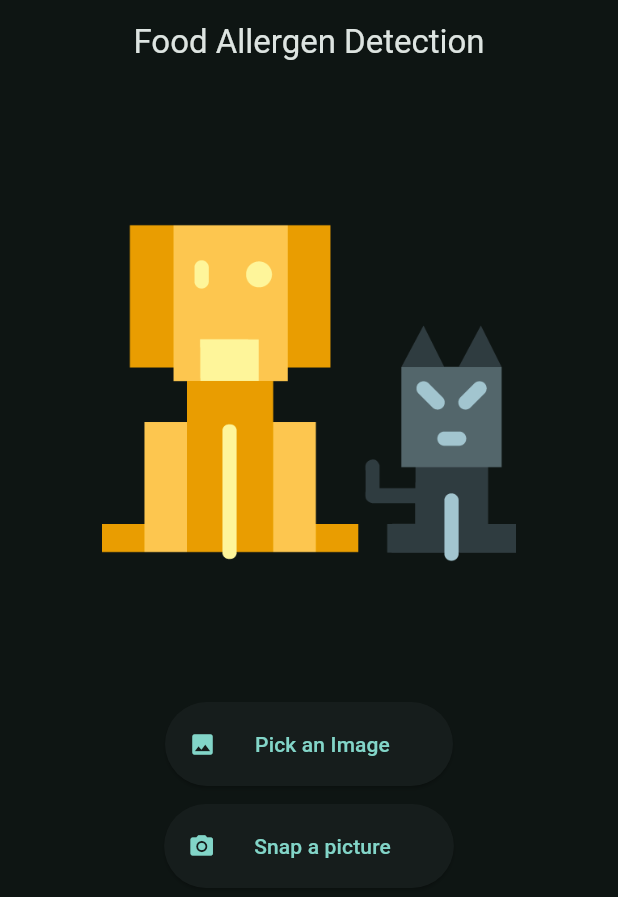
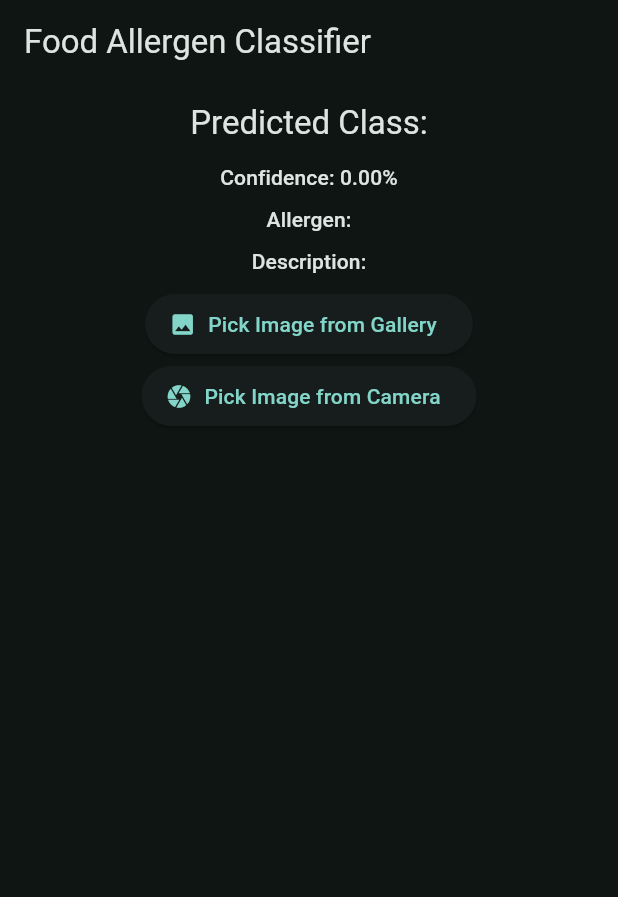
Before and after one commit to ShakyaJU/food-allergen-2, a Flutter app: the screen it shows after launch, on a phone screen of 412 x 824 dp. Shown: the top 897 px of the screen. Run offline on Flutter 3.47's test engine with Material 3 defaults, Android fonts, the phone set to English and light mode, and no system bars; our stand-ins replace image_picker, share_plus; missing offline and left inert: tflite_flutter.

Commit message:
added changes

```diff
--- a/assets/labels.txt
+++ b/assets/labels.txt
@@ -1,2 +1 @@
-Cat
 Dog
--- a/lib/home.dart
+++ b/lib/home.dart
@@ -1,8 +1,9 @@
 import 'dart:convert';
 import 'dart:io';
 import 'package:flutter/material.dart';
-import 'package:tflite_flutter/tflite_flutter.dart';  // Use tflite_flutter instead of flutter_tflite
+import 'package:tflite_flutter/tflite_flutter.dart';
 import 'package:image_picker/image_picker.dart';
+import 'package:image/image.dart' as img;
 
 class Home extends StatefulWidget {
   const Home({super.key});
@@ -23,7 +24,7 @@ class _HomeState extends State<Home> {
 
   late Interpreter _interpreter;
 
-  // Load the model and the resources
+  // Load the model and resources
   Future<void> _tfLteInit() async {
     try {
       // Load the TensorFlow Lite model using tflite_flutter
@@ -68,13 +69,13 @@ class _HomeState extends State<Home> {
     }
 
     setState(() {
-      confidence = (recognitions[0]['confidence'] * 100);
+      confidence = (recognitions[0]['confidence'] as double) * 100;
       label = recognitions[0]['label'].toString();
     });
 
     if (classIndices != null && allergenInfo != null) {
       // Process prediction info
-      String predictedClass = classIndices![label] ?? 'Unknown';
+      String predictedClass = label;
       allergen = allergenInfo?[predictedClass]?['allergen'] ?? 'Unknown';
       description = allergenInfo?[predictedClass]?['description'] ?? 'No description available';
     }
@@ -102,13 +103,13 @@ class _HomeState extends State<Home> {
     }
 
     setState(() {
-      confidence = (recognitions[0]['confidence'] * 100);
+      confidence = (recognitions[0]['confidence'] as double) * 100;
       label = recognitions[0]['label'].toString();
     });
 
     if (classIndices != null && allergenInfo != null) {
       // Process prediction info
-      String predictedClass = classIndices![label] ?? 'Unknown';
+      String predictedClass = label;
       allergen = allergenInfo?[predictedClass]?['allergen'] ?? 'Unknown';
       description = allergenInfo?[predictedClass]?['description'] ?? 'No description available';
     }
@@ -119,57 +120,94 @@ class _HomeState extends State<Home> {
     try {
       var input = await _processImage(imagePath);
 
-      var output = List.filled(1 * classIndices!.length, 0.0).reshape([1, classIndices!.length]);
+      var output = List.filled(classIndices!.length, 0.0).reshape([1, classIndices!.length]);
 
       // Run inference
       _interpreter.run(input, output);
 
-      return output[0];
+      // Process output: Get predictions
+      int predictedIndex = output[0].indexOf(output[0].reduce((a, b) => a > b ? a : b));
+      double confidence = output[0][predictedIndex];
+      String predictedLabel = classIndices![predictedIndex.toString()] ?? 'Unknown';
+
+      return [
+        {"label": predictedLabel, "confidence": confidence},
+      ];
     } catch (e) {
       print("Error during prediction: $e");
       return null;
     }
   }
+  Future<List<List<List<List<double>>>>> _processImage(String imagePath) async {
+    try {
+      // Load the image as bytes
+      final imageBytes = File(imagePath).readAsBytesSync();
 
-  // Process image into a format suitable for inference
-  Future<List<List<List<List<double>>>>> _processImage(String imagePath) async {
-    // Your image processing logic here (resizing, normalization, etc.)
-    // Example of loading and preprocessing the image
-    // For now, returning a dummy input; Replace this with your actual preprocessing
+      // Decode the image
+      img.Image? originalImage = img.decodeImage(imageBytes);
+      if (originalImage == null) {
+        throw Exception("Failed to decode image");
+      }
 
-    return [[[[]]]]; // This should be replaced with the actual input data
+      // Resize the image to the input size for the model (e.g., 224x224)
+      img.Image resizedImage = img.copyResize(originalImage, width: 224, height: 224);
+
+      // Convert image to normalized tensor
+      List<List<List<List<double>>>> input = List.generate(
+        1,
+            (_) => List.generate(
+          224,
+              (y) => List.generate(
+            224,
+                (x) {
+              // Get pixel color
+              final pixel = resizedImage.getPixel(x, y);
+
+              // Extract RGB components from the pixel
+              double r = pixel.r / 255.0; // Red component
+              double g = pixel.g / 255.0; // Green component
+              double b = pixel.b / 255.0; // Blue component
+
+              // Return the normalized RGB values
+              return [r, g, b];
+            },
+          ),
+        ),
+      );
+
+      return input;
+    } catch (e) {
+      print("Error processing image: $e");
+      return [];
+    }
   }
 
   @override
   void dispose() {
+    try {
+      _interpreter.close();
+    } catch (e) {
+      print("Error closing interpreter: $e");
+    }
     super.dispose();
-    _interpreter.close();
   }
 
   @override
   void initState() {
     super.initState();
-    _tfLteInit();
+    WidgetsBinding.instance.addPostFrameCallback((_) async {
+      await _tfLteInit();
+    });
   }
 
   @override
   Widget build(BuildContext context) {
     return Scaffold(
-      appBar: AppBar(
-        centerTitle: true,
-        title: const Text("Food Allergen Detection"),
-      ),
+      appBar: AppBar(title: const Text('Food Allergen Classifier')),
       body: Center(
         child: Column(
           children: [
             if (filePath != null)
-              Padding(
-                padding: const EdgeInsets.all(18.0),
-                child: Card(
-                  elevation: 20,
-                  clipBehavior: Clip.hardEdge,
-                  child: Column(
-                    children: [
               SizedBox(
                 height: 350,
                 width: double.infinity,
@@ -211,34 +249,16 @@ class _HomeState extends State<Home> {
                 textAlign: TextAlign.center,
               ),
             ),
-                    ],
-                  ),
-                ),
-              )
-            else
-              Padding(
-                padding: const EdgeInsets.all(68.0),
-                child: Image.asset(
-                  "assets/catdog_transparent.png",
-                ),
-              ),
             ElevatedButton.icon(
               onPressed: pickImageGallery,
-                label: const Padding(
-                  padding: EdgeInsets.all(18.0),
-                  child: Text("Pick an Image"),
-                ),
-                icon: const Icon(Icons.image)),
-            const SizedBox(
-              height: 12,
+              icon: const Icon(Icons.photo),
+              label: const Text("Pick Image from Gallery"),
             ),
             ElevatedButton.icon(
               onPressed: pickImageCamera,
-                label: const Padding(
-                  padding: EdgeInsets.all(18.0),
-                  child: Text("Snap a picture"),
+              icon: const Icon(Icons.camera),
+              label: const Text("Pick Image from Camera"),
             ),
-                icon: const Icon(Icons.camera_alt)),
           ],
         ),
       ),
--- a/lib/main.dart
+++ b/lib/main.dart
@@ -8,7 +8,9 @@ void main() {
 class MyApp extends StatelessWidget {
   const MyApp({super.key});
 
-  // This widget is the root of your application.
+  // This widget is the root of your applicatio
+  //
+  // n.
   @override
   Widget build(BuildContext context) {
     return MaterialApp(
```
Also changed, not shown: pubspec.yaml (+5 -5 lines), pubspec.lock. Lines whose indentation alone changed are shown as unchanged.
